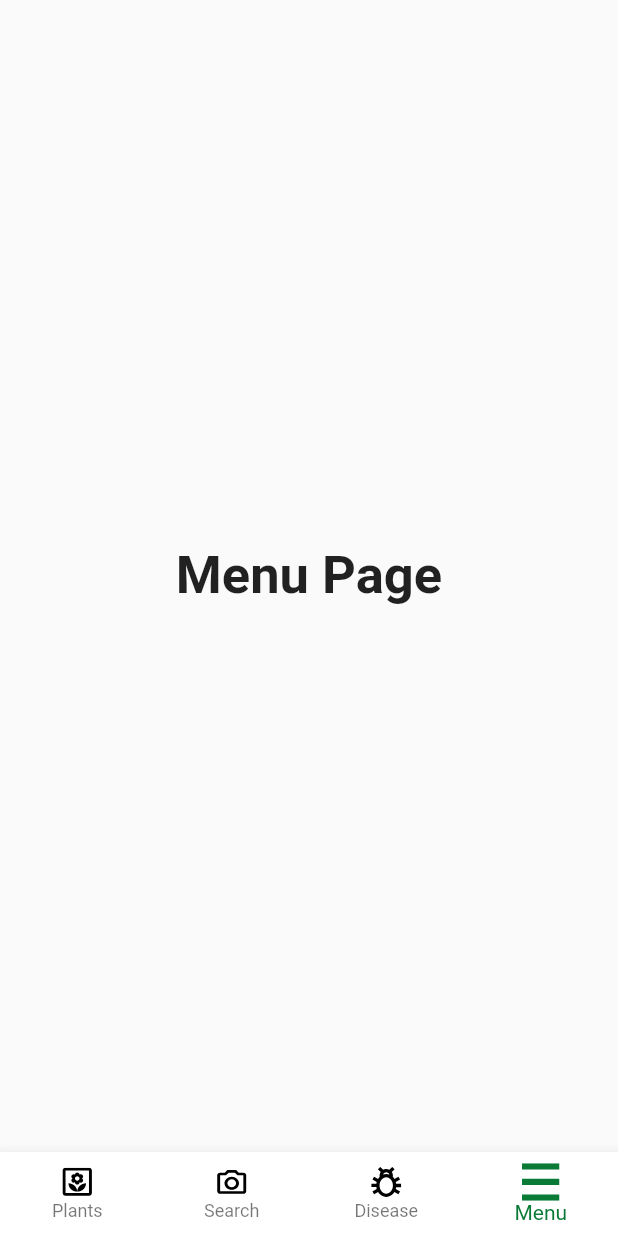
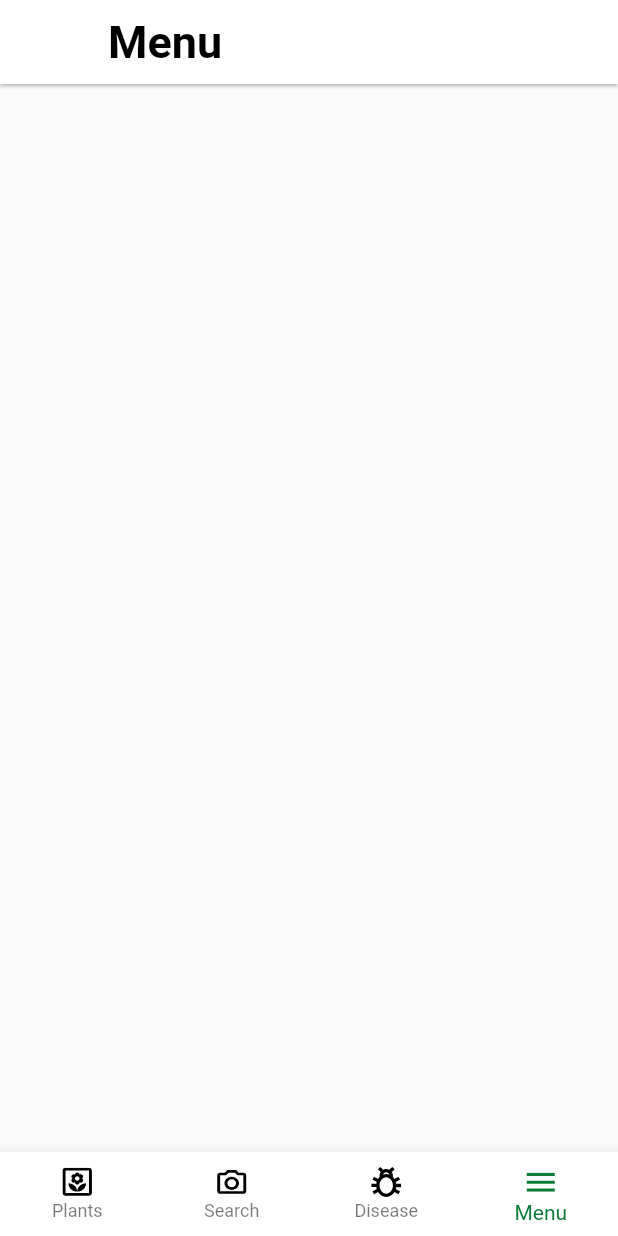
Before and after one commit to ahmedraza55592/plant_tree, a Flutter app: the HomePage screen opened by its route, item 4 of the bottom bar chosen, on a phone screen of 412 x 824 dp. Run offline on Flutter 3.47's test engine with Material 2 defaults, Android fonts, the phone set to English and light mode, and no system bars; our stand-ins replace flutter_svg, google_fonts; project files that could hold a hidden picture were left out.

Commit message:
*Root folder   - added asset folder and added svg and png images folder   - enabled assets in pubspec.yaml file   - added index.dart file in modules   - added add_plant.dart file   - modified colors and text_styles   - added index.dart file in dashboard folder   - modifiled homepage.dart file

```diff
--- /dev/null
+++ b/lib/modules/authentication/index.dart
@@ -0,0 +1,5 @@
+export 'reset_password_email.dart';
+export 'reset_password.dart';
+export 'otp_screen.dart';
+export 'signup.dart';
+export 'login.dart';
--- a/lib/modules/dashboard/homepage.dart
+++ b/lib/modules/dashboard/homepage.dart
@@ -1,6 +1,7 @@
+import 'package:plant_tree/modules/dashboard/index.dart';
+import 'package:plant_tree/styles/index.dart';
 import 'package:flutter/material.dart';
 import 'package:flutter_svg/svg.dart';
-import 'package:plant_tree/styles/index.dart';
 
 class HomePage extends StatefulWidget {
   const HomePage({Key? key}) : super(key: key);
@@ -12,14 +13,12 @@ class HomePage extends StatefulWidget {
 class _HomePageState extends State<HomePage> {
   int _selectedIndex = 0;
   static const List<Widget> _widgetOptions = <Widget>[
-    Text('Home Page',
-        style: TextStyle(fontSize: 35, fontWeight: FontWeight.bold)),
+    AddPlant(),
     Text('Search Page',
         style: TextStyle(fontSize: 35, fontWeight: FontWeight.bold)),
     Text('Profile Page',
         style: TextStyle(fontSize: 35, fontWeight: FontWeight.bold)),
-    Text('Menu Page',
-        style: TextStyle(fontSize: 35, fontWeight: FontWeight.bold)),
+    Menu(),
   ];
 
   void _onItemTapped(int index) {
@@ -38,48 +37,54 @@ class _HomePageState extends State<HomePage> {
         items: <BottomNavigationBarItem>[
           BottomNavigationBarItem(
             icon: SvgPicture.asset(
-              'assets/svg/icons/plant_icon.svg', height: 20.0, width: 20.0,
+              'assets/svg/icons/plant_icon.svg',
+              height: 20.0,
+              width: 20.0,
               color: AppColors.black,
             ),
             label: "Plants",
             activeIcon: SvgPicture.asset(
-              'assets/svg/icons/plant_icon.svg', height: 25.0, width: 25.0,
+              'assets/svg/icons/plant_icon.svg',
+              height: 25.0,
+              width: 25.0,
               color: AppColors.green,
             ),
           ),
           BottomNavigationBarItem(
             icon: SvgPicture.asset(
-              "assets/svg/icons/camera_icon.svg", height: 20.0, width: 20.0,
-
+              "assets/svg/icons/camera_icon.svg",
+              height: 20.0,
+              width: 20.0,
               color: AppColors.black,
             ),
             label: "Search",
             activeIcon: SvgPicture.asset(
-              'assets/svg/icons/camera_icon.svg', height: 25.0, width: 25.0,
+              'assets/svg/icons/camera_icon.svg',
+              height: 25.0,
+              width: 25.0,
               color: AppColors.green,
             ),
           ),
           BottomNavigationBarItem(
             icon: SvgPicture.asset(
-              'assets/svg/icons/disease_icon.svg', height: 20.0, width: 20.0,
+              'assets/svg/icons/disease_icon.svg',
+              height: 20.0,
+              width: 20.0,
               color: AppColors.black,
             ),
             label: "Disease",
             activeIcon: SvgPicture.asset(
-              'assets/svg/icons/disease_icon.svg', height: 25.0, width: 25.0,
+              'assets/svg/icons/disease_icon.svg',
+              height: 25.0,
+              width: 25.0,
               color: AppColors.green,
             ),
           ),
           BottomNavigationBarItem(
-            icon: SvgPicture.asset(
-              'assets/svg/icons/menu_icon.svg', height: 20.0, width: 20.0,
-              color: AppColors.black,
-            ),
+            icon: Icon(Icons.menu, color: AppColors.black,),
             label: "Menu",
-            activeIcon: SvgPicture.asset(
-              'assets/svg/icons/menu_icon.svg', height: 25.0, width: 25.0,
-              color: AppColors.green,
-            ),
+            activeIcon: Icon(Icons.menu, size: 25.0, color: AppColors.green,),
+
           ),
         ],
         backgroundColor: AppColors.white,
@@ -88,64 +93,6 @@ class _HomePageState extends State<HomePage> {
         currentIndex: _selectedIndex,
         type: BottomNavigationBarType.fixed,
       ),
-      // bottomNavigationBar: Row(
-
-      //   mainAxisAlignment: MainAxisAlignment.spaceEvenly,
-      //   children: [
-      //     Column(
-      //       mainAxisAlignment: MainAxisAlignment.end,
-      //       children: [
-      //         SvgPicture.asset(
-      //           'assets/svg/icons/plant_icon.svg',
-      //           color: AppColors.black,
-      //         ),
-      //         Text(
-      //           "Plants",
-      //           style: TextStyles.body,
-      //         )
-      //       ],
-      //     ),
-      //     Column(
-      //       mainAxisAlignment: MainAxisAlignment.end,
-      //       children: [
-      //         SvgPicture.asset(
-      //           'assets/svg/icons/camera_icon.svg',
-      //           color: AppColors.black,
-      //         ),
-      //         Text(
-      //           "Search",
-      //           style: TextStyles.body,
-      //         )
-      //       ],
-      //     ),
-      //     Column(
-      //       mainAxisAlignment: MainAxisAlignment.end,
-      //       children: [
-      //         SvgPicture.asset(
-      //           'assets/svg/icons/disease_icon.svg',
-      //           color: AppColors.black,
-      //         ),
-      //         Text(
-      //           "Disease",
-      //           style: TextStyles.body,
-      //         )
-      //       ],
-      //     ),
-      //     Column(
-      //       mainAxisAlignment: MainAxisAlignment.end,
-      //       children: [
-      //         SvgPicture.asset(
-      //           'assets/svg/icons/menu_icon.svg',
-      //           color: AppColors.black,
-      //         ),
-      //         Text(
-      //           "Menu",
-      //           style: TextStyles.body,
-      //         )
-      //       ],
-      //     )
-      //   ],
-      // ),
     );
   }
 }
--- /dev/null
+++ b/lib/modules/dashboard/index.dart
@@ -0,0 +1,3 @@
+export 'homepage.dart';
+export 'add_plant.dart';
+export 'menu.dart';
--- /dev/null
+++ b/lib/modules/dashboard/menu.dart
@@ -0,0 +1,20 @@
+import 'package:flutter/material.dart';
+import 'package:plant_tree/styles/index.dart';
+
+class Menu extends StatelessWidget {
+  const Menu({Key? key}) : super(key: key);
+
+  @override
+  Widget build(BuildContext context) {
+    return Scaffold(
+      appBar: AppBar(
+        title: Text(
+          "Menu",
+          style: TextStyles.primaryHeading,
+        ),
+        backgroundColor: AppColors.white,
+        elevation: 1.0,
+      ),
+    );
+  }
+}
--- a/lib/styles/colors.dart
+++ b/lib/styles/colors.dart
@@ -4,6 +4,8 @@ abstract class AppColors {
   static Color get black => const Color(0xff000000);
   static Color get green => const Color(0xff0A7A37);
   static Color get white => const Color(0xffFFFFFF);
+  static Color get lightgrey => const Color(0xffafafaf);
+
   // static Color get lightwhite => const Color(0xffEFE7E7);
   // static Color get facebook => const Color(0xFF3b5998);
   // static Color get google => const Color(0xFF4285f4);
--- a/lib/styles/text_style.dart
+++ b/lib/styles/text_style.dart
@@ -3,14 +3,19 @@ import 'package:google_fonts/google_fonts.dart';
 import 'package:plant_tree/styles/colors.dart';
 
 abstract class TextStyles {
-  static TextStyle get body {
-    return GoogleFonts.roboto(
+  static TextStyle get body => GoogleFonts.roboto(
         textStyle: TextStyle(
       color: AppColors.black,
       fontSize: 14.0,
       fontStyle: FontStyle.normal,
     ));
-  }
+
+  static TextStyle get body23 => GoogleFonts.roboto(
+        textStyle: TextStyle(
+      color: AppColors.black,
+      fontSize: 23.0,
+      fontStyle: FontStyle.normal,
+    ));
 
   static TextStyle get forgotPassword {
     return GoogleFonts.sourceSansPro(
--- a/pubspec.yaml
+++ b/pubspec.yaml
@@ -63,6 +63,9 @@ flutter:
   assets:
     # - assets/svg/
     - assets/svg/icons/
+    - assets/svg/images/
+    - assets/png/
+    # - assets/png/images/
   #   - images/a_dot_ham.jpeg
 
   # An image asset can refer to one or more resolution-specific "variants", see
```
Also changed, not shown: lib/main.dart (+2 -8 lines), lib/modules/dashboard/add_plant.dart (added, +78 -0 lines), assets/png/icons/message_icon.png (added), assets/png/images/plant_image.png (added), assets/svg/icons/message_icon.svg (added), assets/svg/images/plant_image.svg (added).
